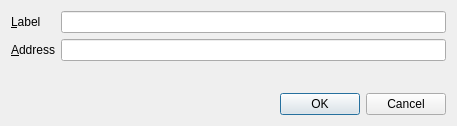
Qt form src/qt/forms/editaddressdialog.ui (CryptoHelp/PreminePlus) before a commit.
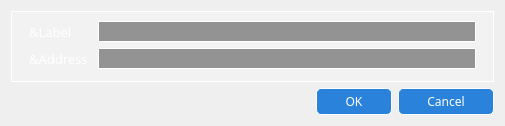
The same form after that commit. Icons and pictures are not drawn.

Patch:
```diff
--- a/src/qt/forms/editaddressdialog.ui
+++ b/src/qt/forms/editaddressdialog.ui
@@ -6,27 +6,46 @@
    <rect>
     <x>0</x>
     <y>0</y>
-    <width>457</width>
+    <width>505</width>
     <height>126</height>
    </rect>
   </property>
+  <property name="sizePolicy">
+   <sizepolicy hsizetype="Fixed" vsizetype="Fixed">
+    <horstretch>0</horstretch>
+    <verstretch>0</verstretch>
+   </sizepolicy>
+  </property>
   <property name="windowTitle">
    <string>Edit Address</string>
   </property>
+  <property name="styleSheet">
+   <string notr="true">background:url(:/images/aboutpage);color:white;font-family:impact;</string>
+  </property>
   <layout class="QVBoxLayout" name="verticalLayout">
    <item>
+    <widget class="QFrame" name="QFrame1">
+     <property name="styleSheet">
+      <string notr="true">background:rgba(255,255,255,50);border:1px solid white;</string>
+     </property>
     <layout class="QFormLayout" name="formLayout">
      <property name="fieldGrowthPolicy">
       <enum>QFormLayout::AllNonFixedFieldsGrow</enum>
      </property>
      <item row="0" column="0">
       <widget class="QLabel" name="label">
+        <property name="font">
+         <font>
+          <family>impact</family>
+          <pointsize>10</pointsize>
+         </font>
+        </property>
+        <property name="styleSheet">
+         <string notr="true">background: none;margin-left:5px;border:none;</string>
+        </property>
        <property name="text">
         <string>&amp;Label</string>
        </property>
-       <property name="buddy">
-        <cstring>labelEdit</cstring>
-       </property>
       </widget>
      </item>
      <item row="0" column="1">
@@ -34,16 +53,25 @@
        <property name="toolTip">
         <string>The label associated with this address book entry</string>
        </property>
+        <property name="styleSheet">
+         <string notr="true">background: rgba(0,0,0,100);margin-right:8px</string>
+        </property>
       </widget>
      </item>
      <item row="1" column="0">
       <widget class="QLabel" name="label_2">
+        <property name="font">
+         <font>
+          <family>impact</family>
+          <pointsize>10</pointsize>
+         </font>
+        </property>
+        <property name="styleSheet">
+         <string notr="true">background: none;margin-left:5px;border:none;</string>
+        </property>
        <property name="text">
         <string>&amp;Address</string>
        </property>
-       <property name="buddy">
-        <cstring>addressEdit</cstring>
-       </property>
       </widget>
      </item>
      <item row="1" column="1">
@@ -51,12 +79,19 @@
        <property name="toolTip">
         <string>The address associated with this address book entry. This can only be modified for sending addresses.</string>
        </property>
+        <property name="styleSheet">
+         <string notr="true">background: rgba(0,0,0,100);margin-right:8px</string>
+        </property>
       </widget>
      </item>
     </layout>
+    </widget>
    </item>
    <item>
     <widget class="QDialogButtonBox" name="buttonBox">
+     <property name="styleSheet">
+      <string notr="true">background: #2a82db; color: white; border-radius: 5px; padding:4px 28px;border:1px solid white;</string>
+     </property>
      <property name="orientation">
       <enum>Qt::Horizontal</enum>
      </property>
```
Left out of the diff: 4 changed lines with no effect on the pictures. Lines whose indentation alone changed are shown as unchanged.
